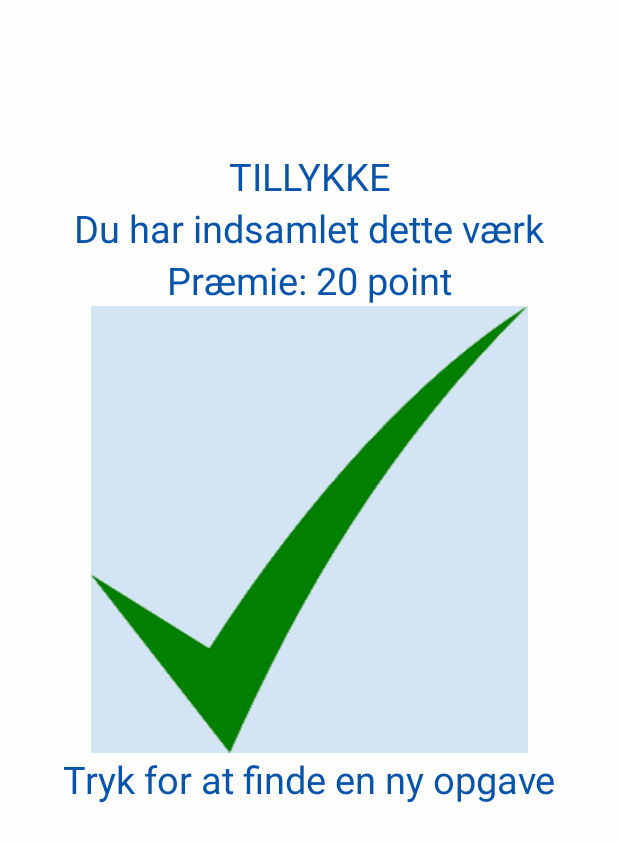
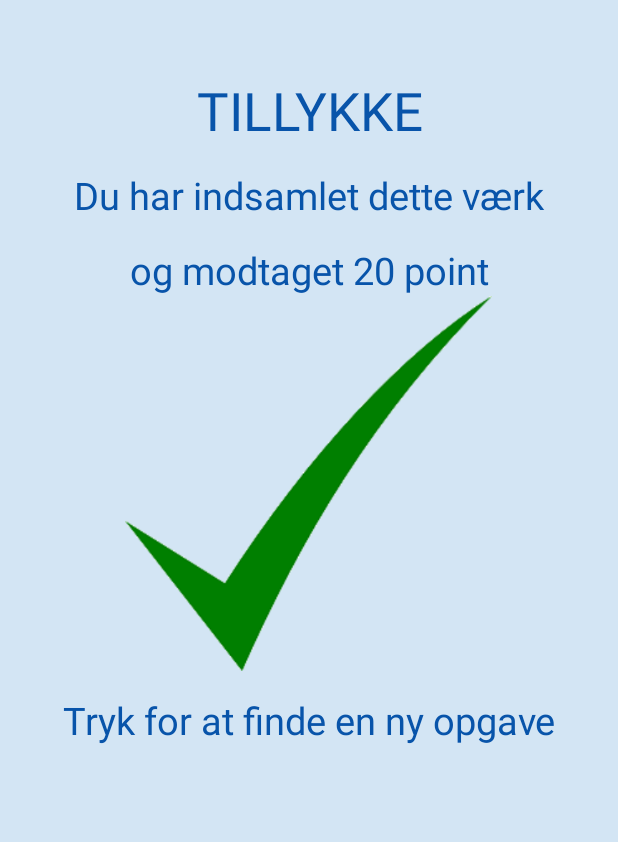
Before and after one commit to Elfernovich/TestTest1, an Android app: the layout notification_layout.xml on its own in the app's theme, with its tools: preview values and no code run, on a phone screen of 412 x 824 dp. Shown: the top 842 px of the screen. Run offline under Robolectric (Android 15) with nearby library versions, the phone set to English and light mode, and no system bars.

Commit message:
DIverse gøjl

```diff
--- a/app/src/main/AndroidManifest.xml
+++ b/app/src/main/AndroidManifest.xml
@@ -10,6 +10,7 @@
         android:label="Kunsten App"
         android:roundIcon="@mipmap/ic_launcher_round"
         android:supportsRtl="true"
+
         android:theme="@style/AppTheme">
         <activity android:name=".WelcomeActivity"
             android:theme="@style/AppTheme">
--- a/app/src/main/java/com/example/anders/createuserapp/CollectArtworkActivity.java
+++ b/app/src/main/java/com/example/anders/createuserapp/CollectArtworkActivity.java
@@ -20,6 +20,7 @@ import android.view.MenuItem;
 import android.view.MotionEvent;
 import android.view.View;
 import android.view.ViewGroup;
+import android.view.WindowManager;
 import android.widget.Button;
 import android.widget.EditText;
 import android.widget.ImageButton;
@@ -197,6 +198,9 @@ public class CollectArtworkActivity extends AppCompatActivity implements View.On
                 });
             }
         });
+
+
+
     }
 
 
--- a/app/src/main/java/com/example/anders/createuserapp/CollectOverviewActivity.java
+++ b/app/src/main/java/com/example/anders/createuserapp/CollectOverviewActivity.java
@@ -143,8 +143,8 @@ public class CollectOverviewActivity extends AppCompatActivity {
                     case R.id.id_reward:
                         Intent intent3 = new Intent (CollectOverviewActivity.this, LeaderboardActivity.class);
                         intent3.addFlags(Intent.FLAG_ACTIVITY_CLEAR_TOP);
+                        startActivity(intent3);
                         finish();
-                        startActivity(intent3);
                         //mIntent.addFlags(Intent.FLAG_ACTIVITY_REORDER_TO_FRONT);
                         break;
                 }
--- a/app/src/main/res/layout/activity_collect_artwork.xml
+++ b/app/src/main/res/layout/activity_collect_artwork.xml
@@ -74,6 +74,8 @@
                 android:layout_height="wrap_content"
                 android:gravity="center"
                 android:hint="INDTAST KODE"
+                android:nextFocusForward="@id/btn_enter_art_code"
+                android:singleLine="true"
                 style="@style/MyText" />
 
 
--- a/app/src/main/res/layout/activity_profile.xml
+++ b/app/src/main/res/layout/activity_profile.xml
@@ -68,6 +68,7 @@
                 android:layout_alignParentTop="true"
                 android:layout_marginStart="10dp"
                 android:layout_marginTop="80dp"
+                android:onClick="BtnArtworkOverviewActivity"
                 app:srcCompat="@drawable/kunsten_facade" />
 
             <ImageView
--- a/app/src/main/res/layout/notification_layout.xml
+++ b/app/src/main/res/layout/notification_layout.xml
@@ -4,7 +4,7 @@
     android:layout_width="match_parent"
     android:layout_height="match_parent"
     xmlns:app="http://schemas.android.com/apk/res-auto"
-    android:background="@color/trans"
+    android:background="@color/colorPrimary"
     android:orientation="vertical"
     android:id="@+id/linear_layout">
 
@@ -16,9 +16,9 @@
         android:layout_width="match_parent"
         android:layout_height="wrap_content"
         android:text="TILLYKKE"
-        android:textSize="25sp"
+        android:textSize="35sp"
         android:textAlignment="center"
-        android:layout_marginTop="100dp"/>
+        android:layout_marginTop="50dp"/>
 
     <TextView
         android:layout_width="match_parent"
@@ -26,21 +26,25 @@
         style="@style/MyText"
         android:text="Du har indsamlet dette værk"
         android:textSize="25sp"
+        android:layout_marginTop="15dp"
         android:textAlignment="center"/>
 
     <TextView
         android:layout_width="match_parent"
         android:layout_height="wrap_content"
         style="@style/MyText"
-        android:text="Præmie: 20 point"
+        android:text="og modtaget 20 point"
         android:textAlignment="center"
+        android:layout_marginTop="15dp"
         android:textSize="25sp" />
+
 
     <ImageView
         android:id="@+id/image_completed_artwork"
-        android:layout_width="match_parent"
-        android:layout_height="wrap_content"
-        app:srcCompat="@drawable/check" />
+        android:layout_width="250dp"
+        android:layout_height="250dp"
+        android:layout_gravity="center"
+        android:src="@drawable/check" />
 
     <TextView
         android:layout_width="match_parent"
@@ -48,6 +52,7 @@
         style="@style/MyText"
         android:text="Tryk for at finde en ny opgave"
         android:textAlignment="center"
+        android:layout_marginTop="15dp"
         android:textSize="25sp" />
 
 </LinearLayout>
```
Also changed, not shown: app/src/main/java/com/example/anders/createuserapp/ProfileActivity.java (+6 -5 lines).
